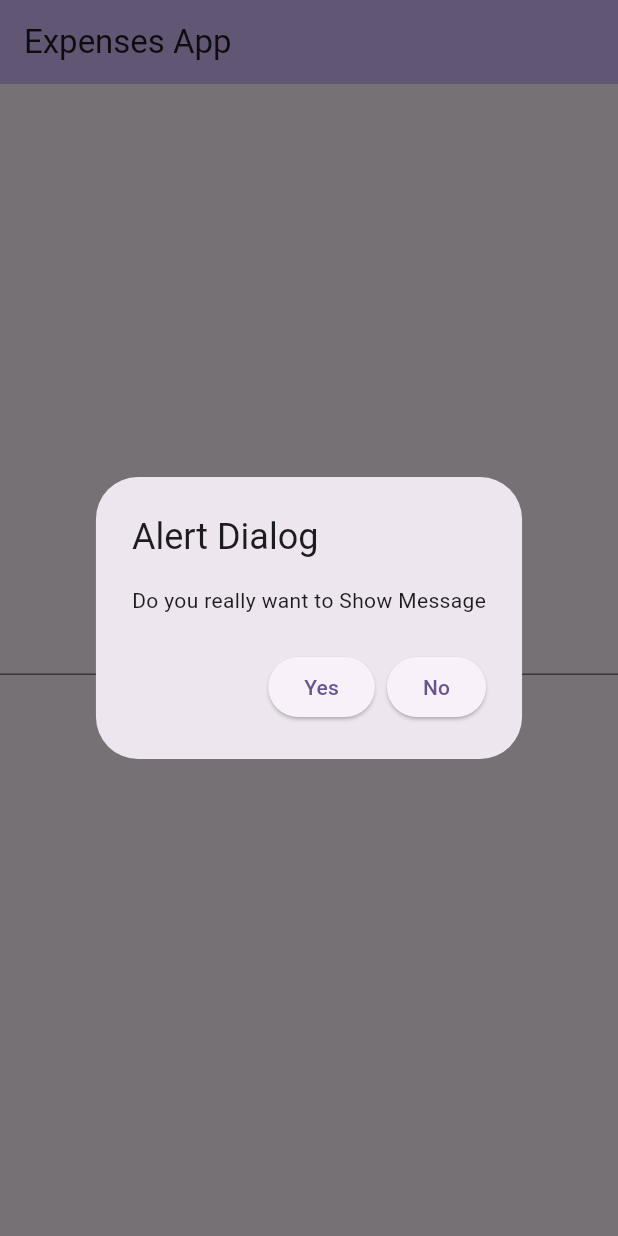
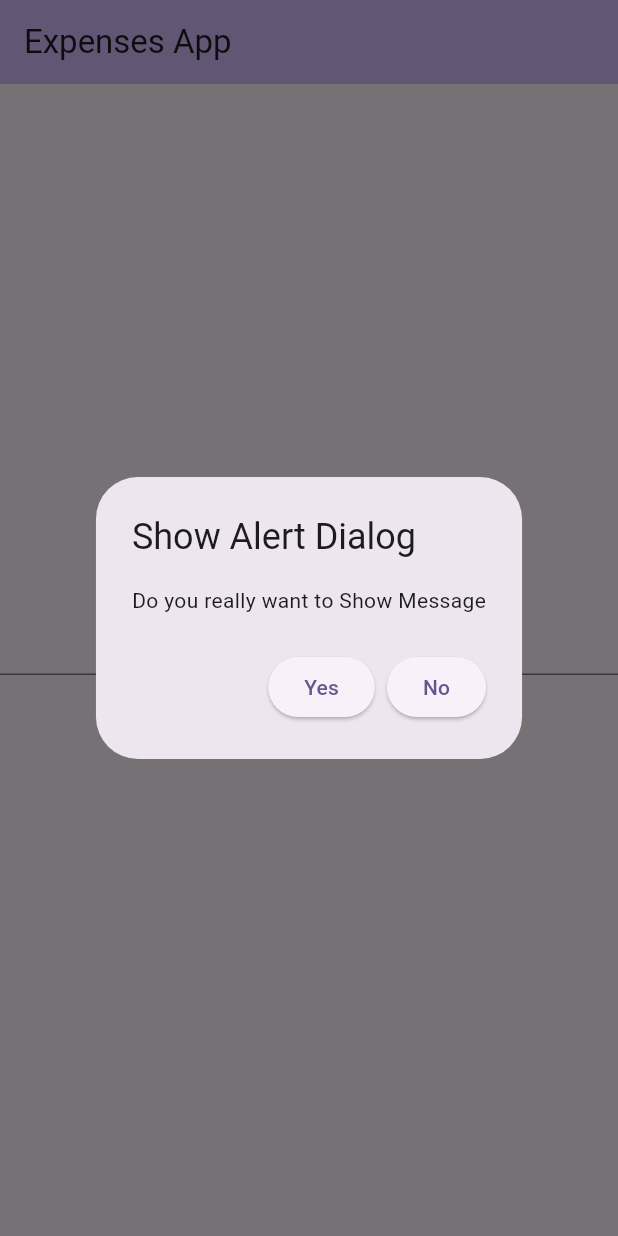
Before and after one commit to Osama09001/expenses_application, a Flutter app: the screen it shows after launch, after a tap on "Upload", on a phone screen of 412 x 824 dp. Run offline on Flutter 3.47's test engine with Material 3 defaults, Android fonts, the phone set to English and light mode, and no system bars.

Commit message:
third_commit

```diff
--- a/lib/main.dart
+++ b/lib/main.dart
@@ -66,7 +66,7 @@ class _MyHomePageState extends State<MyHomePage> {
 
                             return AlertDialog(
 
-                              title: const Text("Alert Dialog"),
+                              title: const Text("Show Alert Dialog"),
                               content: const Text("Do you really want to Show Message"),
                               actions: [
                                 ElevatedButton(onPressed: (){print(_con.text);}, child: const Text("Yes"),),
```
